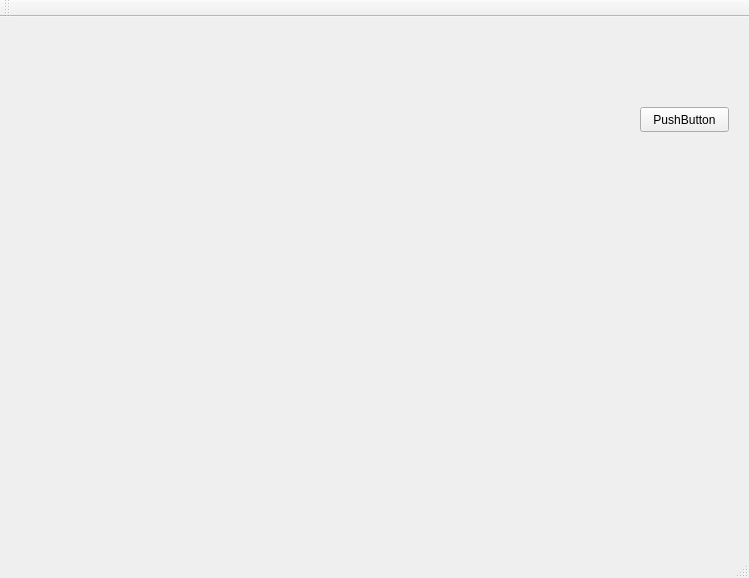
Qt form Week5/Qt3DViewer/mainwindow.ui (goodgodgd/sch-seminars) before a commit.
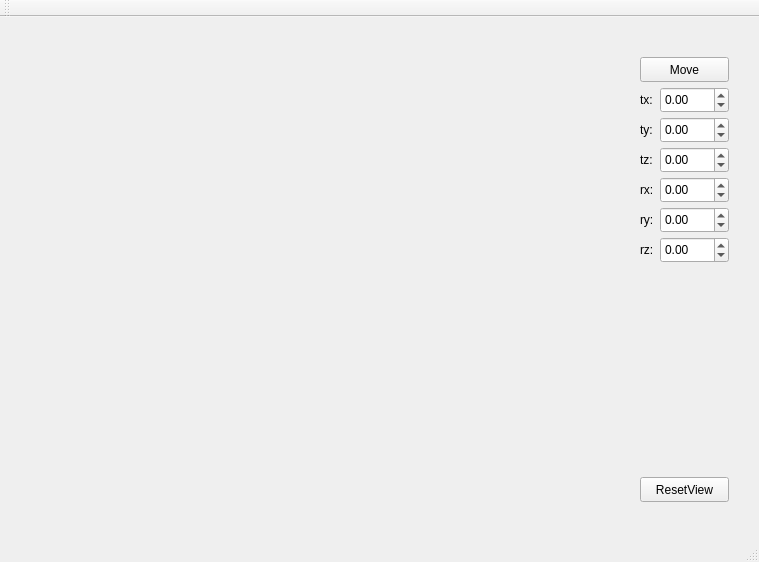
The same form after that commit.

The edit to the form file:
```diff
--- a/Week5/Qt3DViewer/mainwindow.ui
+++ b/Week5/Qt3DViewer/mainwindow.ui
@@ -6,8 +6,8 @@
    <rect>
     <x>0</x>
     <y>0</y>
-    <width>749</width>
-    <height>578</height>
+    <width>759</width>
+    <height>562</height>
    </rect>
   </property>
   <property name="windowTitle">
@@ -29,13 +29,209 @@
     <property name="geometry">
      <rect>
       <x>640</x>
-      <y>90</y>
+      <y>460</y>
       <width>89</width>
       <height>25</height>
      </rect>
     </property>
     <property name="text">
-     <string>PushButton</string>
+     <string>ResetView</string>
+    </property>
+   </widget>
+   <widget class="QLabel" name="label">
+    <property name="geometry">
+     <rect>
+      <x>640</x>
+      <y>74</y>
+      <width>21</width>
+      <height>17</height>
+     </rect>
+    </property>
+    <property name="text">
+     <string>tx:</string>
+    </property>
+   </widget>
+   <widget class="QLabel" name="label_2">
+    <property name="geometry">
+     <rect>
+      <x>640</x>
+      <y>104</y>
+      <width>21</width>
+      <height>17</height>
+     </rect>
+    </property>
+    <property name="text">
+     <string>ty:</string>
+    </property>
+   </widget>
+   <widget class="QLabel" name="label_3">
+    <property name="geometry">
+     <rect>
+      <x>640</x>
+      <y>134</y>
+      <width>21</width>
+      <height>17</height>
+     </rect>
+    </property>
+    <property name="text">
+     <string>tz:</string>
+    </property>
+   </widget>
+   <widget class="QLabel" name="label_4">
+    <property name="geometry">
+     <rect>
+      <x>640</x>
+      <y>164</y>
+      <width>21</width>
+      <height>17</height>
+     </rect>
+    </property>
+    <property name="text">
+     <string>rx:</string>
+    </property>
+   </widget>
+   <widget class="QLabel" name="label_5">
+    <property name="geometry">
+     <rect>
+      <x>640</x>
+      <y>194</y>
+      <width>21</width>
+      <height>17</height>
+     </rect>
+    </property>
+    <property name="text">
+     <string>ry:</string>
+    </property>
+   </widget>
+   <widget class="QLabel" name="label_6">
+    <property name="geometry">
+     <rect>
+      <x>640</x>
+      <y>224</y>
+      <width>21</width>
+      <height>17</height>
+     </rect>
+    </property>
+    <property name="text">
+     <string>rz:</string>
+    </property>
+   </widget>
+   <widget class="QPushButton" name="pushButton">
+    <property name="geometry">
+     <rect>
+      <x>640</x>
+      <y>40</y>
+      <width>89</width>
+      <height>25</height>
+     </rect>
+    </property>
+    <property name="text">
+     <string>Move</string>
+    </property>
+   </widget>
+   <widget class="QDoubleSpinBox" name="doubleSpinBox_tx">
+    <property name="geometry">
+     <rect>
+      <x>660</x>
+      <y>70</y>
+      <width>69</width>
+      <height>26</height>
+     </rect>
+    </property>
+    <property name="minimum">
+     <double>-99.000000000000000</double>
+    </property>
+    <property name="singleStep">
+     <double>0.200000000000000</double>
+    </property>
+   </widget>
+   <widget class="QDoubleSpinBox" name="doubleSpinBox_ty">
+    <property name="geometry">
+     <rect>
+      <x>660</x>
+      <y>100</y>
+      <width>69</width>
+      <height>26</height>
+     </rect>
+    </property>
+    <property name="minimum">
+     <double>-99.000000000000000</double>
+    </property>
+    <property name="singleStep">
+     <double>0.200000000000000</double>
+    </property>
+   </widget>
+   <widget class="QDoubleSpinBox" name="doubleSpinBox_tz">
+    <property name="geometry">
+     <rect>
+      <x>660</x>
+      <y>130</y>
+      <width>69</width>
+      <height>26</height>
+     </rect>
+    </property>
+    <property name="minimum">
+     <double>-99.000000000000000</double>
+    </property>
+    <property name="singleStep">
+     <double>0.200000000000000</double>
+    </property>
+   </widget>
+   <widget class="QDoubleSpinBox" name="doubleSpinBox_rx">
+    <property name="geometry">
+     <rect>
+      <x>660</x>
+      <y>160</y>
+      <width>69</width>
+      <height>26</height>
+     </rect>
+    </property>
+    <property name="minimum">
+     <double>-3.150000000000000</double>
+    </property>
+    <property name="maximum">
+     <double>3.150000000000000</double>
+    </property>
+    <property name="singleStep">
+     <double>0.100000000000000</double>
+    </property>
+   </widget>
+   <widget class="QDoubleSpinBox" name="doubleSpinBox_ry">
+    <property name="geometry">
+     <rect>
+      <x>660</x>
+      <y>190</y>
+      <width>69</width>
+      <height>26</height>
+     </rect>
+    </property>
+    <property name="minimum">
+     <double>-3.150000000000000</double>
+    </property>
+    <property name="maximum">
+     <double>3.150000000000000</double>
+    </property>
+    <property name="singleStep">
+     <double>0.100000000000000</double>
+    </property>
+   </widget>
+   <widget class="QDoubleSpinBox" name="doubleSpinBox_rz">
+    <property name="geometry">
+     <rect>
+      <x>660</x>
+      <y>220</y>
+      <width>69</width>
+      <height>26</height>
+     </rect>
+    </property>
+    <property name="minimum">
+     <double>-3.150000000000000</double>
+    </property>
+    <property name="maximum">
+     <double>3.150000000000000</double>
+    </property>
+    <property name="singleStep">
+     <double>0.100000000000000</double>
     </property>
    </widget>
   </widget>
```
Left out of the diff: 2 changed lines with no effect on the pictures.
